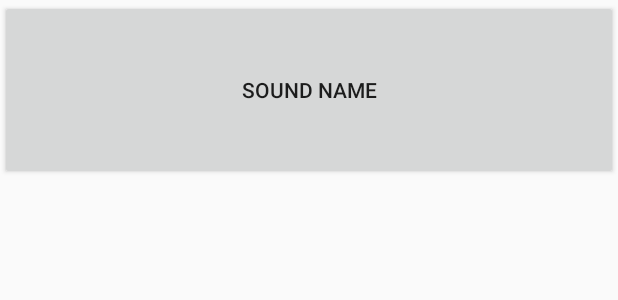
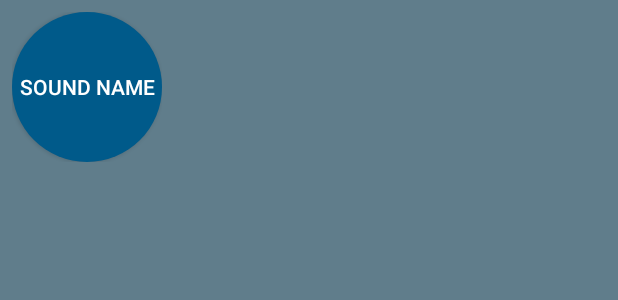
Before and after one commit to 7true/BeatBox, an Android app: the layout list_item_sound.xml on its own in the app's theme, with its tools: preview values and no code run, on a phone screen of 412 x 824 dp. Shown: the top 300 px of the screen. Run offline under Robolectric (Android 15) with nearby library versions, the phone set to English and light mode, and no system bars.

Commit message:
BeatBox ch 18

```diff
--- a/app/src/main/java/tk/alltrue/beatbox/BeatBoxFragment.java
+++ b/app/src/main/java/tk/alltrue/beatbox/BeatBoxFragment.java
@@ -26,6 +26,7 @@ public class BeatBoxFragment extends Fragment {
     @Override
     public void onCreate(Bundle savedInstanceState) {
         super.onCreate(savedInstanceState);
+        setRetainInstance(true);
         mBeatBox = new BeatBox(getActivity());
     }
 
--- /dev/null
+++ b/app/src/main/res/drawable/button_beat_box.xml
@@ -0,0 +1,6 @@
+<?xml version="1.0" encoding="utf-8"?>
+<selector xmlns:android="http://schemas.android.com/apk/res/android">
+    <item android:drawable="@drawable/button_beat_box_pressed"
+          android:state_pressed="true"/>
+    <item android:drawable="@drawable/button_beat_box_normal"/>
+</selector>
--- /dev/null
+++ b/app/src/main/res/drawable/button_beat_box_normal.xml
@@ -0,0 +1,5 @@
+<shape xmlns:android="http://schemas.android.com/apk/res/android"
+       android:shape="oval">
+    <solid
+        android:color="@color/dark_blue"/>
+</shape>
--- /dev/null
+++ b/app/src/main/res/drawable/button_beat_box_pressed.xml
@@ -0,0 +1,8 @@
+<?xml version="1.0" encoding="utf-8"?>
+<shape xmlns:android="http://schemas.android.com/apk/res/android"
+    android:shape="oval">
+
+    <solid
+        android:color="@color/red"/>
+
+</shape>
--- a/app/src/main/res/layout/list_item_sound.xml
+++ b/app/src/main/res/layout/list_item_sound.xml
@@ -1,8 +1,24 @@
-<?xml version="1.0" encoding="utf-8"?>
+<!--<?xml version="1.0" encoding="utf-8"?>
 <Button
     xmlns:android="http://schemas.android.com/apk/res/android"
     xmlns:tools="http://schemas.android.com/tools"
+    style="@style/BeatBoxButtonMat"
     android:id="@+id/list_item_sound_button"
     android:layout_width="match_parent"
     android:layout_height="120dp"
-    tools:text="Sound name"/>
+    tools:text="Sound name"/>-->
+
+<FrameLayout
+    xmlns:android="http://schemas.android.com/apk/res/android"
+    xmlns:tools="http://schemas.android.com/tools"
+    android:layout_margin="8dp"
+    android:layout_width="wrap_content"
+    android:layout_height="wrap_content"
+    style="@style/AppTheme">
+    <Button
+        android:id="@+id/list_item_sound_button"
+        android:layout_width="100dp"
+        android:layout_height="100dp"
+        android:layout_gravity="center"
+        tools:text="Sound name"/>
+</FrameLayout>
--- a/app/src/main/res/values/colors.xml
+++ b/app/src/main/res/values/colors.xml
@@ -3,4 +3,9 @@
     <color name="colorPrimary">#3F51B5</color>
     <color name="colorPrimaryDark">#303F9F</color>
     <color name="colorAccent">#FF4081</color>
+    <color name="red">#F44336</color>
+    <color name="dark_red">#C3352B</color>
+    <color name="gray">#607D8B</color>
+    <color name="soothing_blue">#0083BF</color>
+    <color name="dark_blue">#005A8A</color>
 </resources>
--- a/app/src/main/res/values/styles.xml
+++ b/app/src/main/res/values/styles.xml
@@ -1,11 +1,20 @@
 <resources>
 
     <!-- Base application theme. -->
-    <style name="AppTheme" parent="Theme.AppCompat.Light.DarkActionBar">
+    <style name="AppTheme" parent="Theme.AppCompat">
         <!-- Customize your theme here. -->
-        <item name="colorPrimary">@color/colorPrimary</item>
-        <item name="colorPrimaryDark">@color/colorPrimaryDark</item>
-        <item name="colorAccent">@color/colorAccent</item>
+        <item name="colorPrimary">@color/red</item>
+        <item name="colorPrimaryDark">@color/dark_red</item>
+        <item name="colorAccent">@color/gray</item>
+        <item name="android:colorBackground">@color/gray</item>
+        <item name="android:buttonStyle">@style/BeatBoxButtonMat</item>
     </style>
 
+    <style name="BeatBoxButtonHolo" parent="android:style/Widget.Holo.Button">
+        <item name="android:background">@color/gray</item>
+    </style>
+
+    <style name="BeatBoxButtonMat" parent="android:style/Widget.Material.Button">
+        <item name="android:background">@drawable/button_beat_box</item>
+    </style>
 </resources>
```
